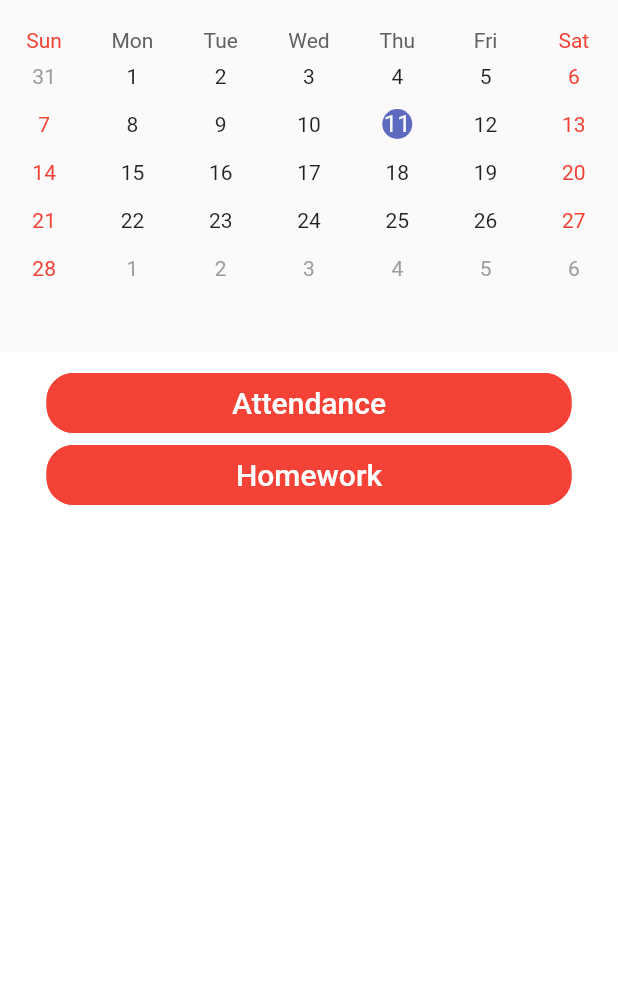
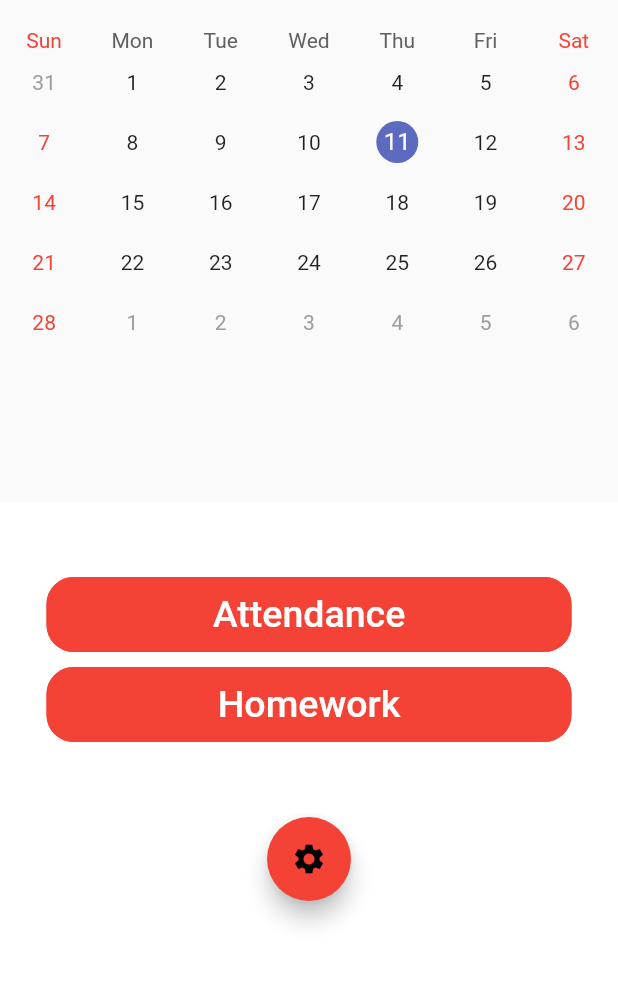
Before and after one commit to DpkPatil05/Smart-School, a Flutter app: the HomeTab screen opened directly, on a phone screen of 412 x 824 dp, the part 68-1055 px from its top. Run offline on Flutter 3.47's test engine with Material 2 defaults, Android fonts, the phone set to English and light mode, and no system bars; drawn by our look-alikes of table_calendar; our stand-ins replace convex_bottom_bar, data_connection_checker, fluttertoast, hive, rounded_loading_button; accounts and stored records are empty; network calls fail.

Commit message:
Added settings button (which contains languages)

```diff
--- a/lib/tabs/home.dart
+++ b/lib/tabs/home.dart
@@ -1,6 +1,6 @@
 import 'package:flutter/material.dart';
 import 'package:smart_school/pages/attendance.dart';
-import 'package:smart_school/pages/my_pending_tasks.dart';
+import 'package:smart_school/pages/settings.dart';
 import 'package:smart_school/tabs/homework.dart';
 import 'package:smart_school/utils/calender_view.dart';
 
@@ -12,15 +12,16 @@ class HomeTab extends StatefulWidget {
 class _HomeTabState extends State<HomeTab> {
   @override
   Widget build(BuildContext context) {
-    return Column(
+    return SingleChildScrollView(
+      child: Column(
         crossAxisAlignment: CrossAxisAlignment.center,
         mainAxisAlignment: MainAxisAlignment.start,
         children: [
           SizedBox(
-            height: 280.0,
+              height: 380.0,
               child: Calender()
           ),
-        SizedBox(height: 10.0,),
+          SizedBox(height: 50.0,),
          Column(
            children: [
              FlatButton(
@@ -39,7 +40,7 @@ class _HomeTabState extends State<HomeTab> {
                child: const Text(
                    'Attendance',
                    style: TextStyle(
-                     fontSize: 20.0,
+                       fontSize: 25.0,
                        color: Colors.white
                    )
                ),
@@ -47,10 +48,10 @@ class _HomeTabState extends State<HomeTab> {
                    borderRadius: BorderRadius.circular(18.0),
                    side: BorderSide(color: Colors.red)),
                color: Colors.red,
-             height: 40.0,
+               height: 50.0,
                minWidth: 350.0,
              ),
-
+             SizedBox(height: 10.0),
              FlatButton(
                onPressed: () {
                  Navigator.push(
@@ -67,7 +68,7 @@ class _HomeTabState extends State<HomeTab> {
                child: const Text(
                    'Homework',
                    style: TextStyle(
-                     fontSize: 20.0,
+                       fontSize: 25.0,
                        color: Colors.white
                    )
                ),
@@ -75,12 +76,32 @@ class _HomeTabState extends State<HomeTab> {
                    borderRadius: BorderRadius.circular(18.0),
                    side: BorderSide(color: Colors.red)),
                color: Colors.red,
-             height: 40.0,
+               height: 50.0,
                minWidth: 350.0,
              ),
+             SizedBox(height: 50.0),
+             FloatingActionButton(
+               backgroundColor: Colors.red,
+               foregroundColor: Colors.black,
+               onPressed: () {
+                 Navigator.push(
+                   context,
+                   MaterialPageRoute(builder: (context) => Scaffold(
+                     appBar: AppBar(
+                       backgroundColor: Colors.red,
+                       title: Text('Homework'),
+                     ),
+                     body: Settings(),
+                   ),
+                   ),
+                 );
+               },
+               child: Icon(Icons.settings),
+             )
            ],
          )
         ],
+      ),
     );
   }
 }
--- a/lib/utils/calender_view.dart
+++ b/lib/utils/calender_view.dart
@@ -13,7 +13,7 @@ class _CalenderState extends State<Calender> {
   Widget build(BuildContext context){
     return Scaffold(
       body: TableCalendar(
-          rowHeight: 32.0,
+          rowHeight: 40.0,
           calendarController: _controller),
     );
   }
```
Also changed, not shown: lib/pages/settings.dart (added, +27 -0 lines), lib/utils/language.dart (added, +79 -0 lines). Lines whose indentation alone changed are shown as unchanged.
